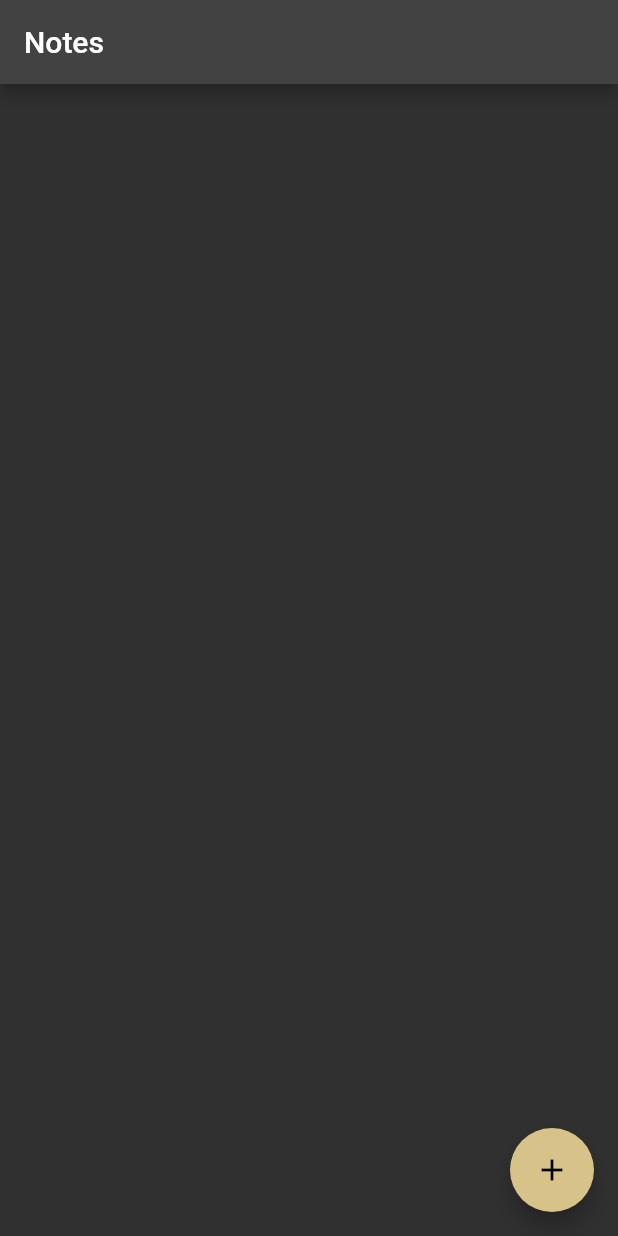
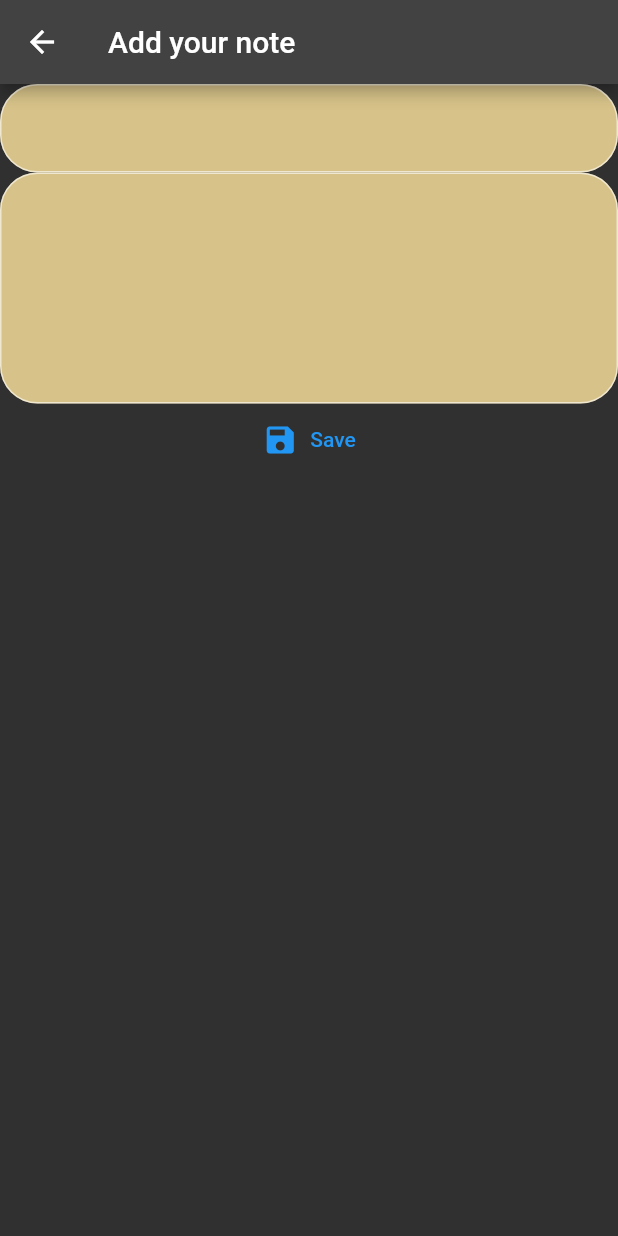
Before and after one commit to stephanxiayu/MERN-Notizen, a Flutter app: the screen it shows after launch, after a tap on the "add" icon, on a phone screen of 412 x 824 dp. Run offline on Flutter 3.47's test engine with Material 2 defaults, Android fonts, the phone set to English and light mode, and no system bars; our stand-ins replace fluttertoast; network calls fail.

Commit message:
create notes

```diff
--- /dev/null
+++ b/mobile/lib/Pages/createNotePage.dart
@@ -0,0 +1,121 @@
+import 'package:flutter/material.dart';
+import 'package:mobile/Pages/NoteList.dart';
+import 'dart:convert';
+import 'package:fluttertoast/fluttertoast.dart';
+import 'package:http/http.dart' as http;
+
+class CreateNotePage extends StatefulWidget {
+  String? title;
+  String? text;
+
+  CreateNotePage({super.key, this.title, this.text});
+  // const CreateNotePage(
+  //     {super.key,
+  //     //  required this.id, required this.title, required this.text
+  //      });
+
+  @override
+  State<CreateNotePage> createState() => _CreateNotePageState();
+}
+
+class _CreateNotePageState extends State<CreateNotePage> {
+  List<dynamic> notes = [];
+
+  Future<void> createNote(String title, String text) async {
+    const url = 'http://localhost:8080/api/notes';
+    final response = await http.post(
+      Uri.parse(url),
+      headers: {
+        'Content-Type': 'application/json',
+      },
+      body: jsonEncode({
+        'title': title,
+        'text': text,
+      }),
+    );
+
+    if (response.statusCode == 200 || response.statusCode == 201) {
+      final Map<String, dynamic> data = json.decode(response.body);
+      setState(() {
+        notes.add(data);
+      });
+      Fluttertoast.showToast(
+          msg: 'Note created ',
+          toastLength: Toast.LENGTH_SHORT,
+          gravity: ToastGravity.CENTER,
+          timeInSecForIosWeb: 3,
+          backgroundColor: Colors.green,
+          textColor: Colors.white,
+          fontSize: 16.0);
+    } else {
+      Fluttertoast.showToast(
+          msg: 'Failed to create note',
+          toastLength: Toast.LENGTH_SHORT,
+          gravity: ToastGravity.CENTER,
+          timeInSecForIosWeb: 3,
+          backgroundColor: Colors.red,
+          textColor: Colors.white,
+          fontSize: 16.0);
+    }
+  }
+
+  TextEditingController titleController = TextEditingController();
+  TextEditingController textController = TextEditingController();
+  @override
+  void initState() {
+    super.initState();
+    notes = [];
+    // titleController.text = widget.title.toString();
+    // textController.text = widget.text.toString();
+  }
+
+  @override
+  Widget build(BuildContext context) {
+    return Scaffold(
+      appBar: AppBar(
+        title: const Text("Add your note"),
+      ),
+      body: Column(
+        children: [
+          TextFormField(
+            style: const TextStyle(color: Colors.black),
+            decoration: InputDecoration(
+              border: OutlineInputBorder(
+                borderSide: const BorderSide(color: Colors.white, width: 2.0),
+                borderRadius: BorderRadius.circular(25.0),
+              ),
+              filled: true,
+              fillColor: const Color.fromARGB(255, 215, 195, 137),
+            ),
+            controller: titleController,
+          ),
+          TextFormField(
+            decoration: InputDecoration(
+              border: OutlineInputBorder(
+                borderSide: const BorderSide(color: Colors.white, width: 2.0),
+                borderRadius: BorderRadius.circular(25.0),
+              ),
+              filled: true,
+              fillColor: const Color.fromARGB(255, 215, 195, 137),
+            ),
+            style: const TextStyle(color: Colors.black),
+            maxLines: 10,
+            controller: textController,
+            minLines: 6,
+          ),
+          TextButton.icon(
+              onPressed: () {
+                createNote(titleController.text, textController.text)
+                    .then((value) => Navigator.push(
+                        context,
+                        MaterialPageRoute(
+                          builder: (context) => const NoteList(),
+                        )));
+              },
+              icon: const Icon(Icons.save),
+              label: const Text("Save"))
+        ],
+      ),
+    );
+  }
+}
```
Also changed, not shown: mobile/lib/Pages/NoteList.dart (+31 -4 lines).
